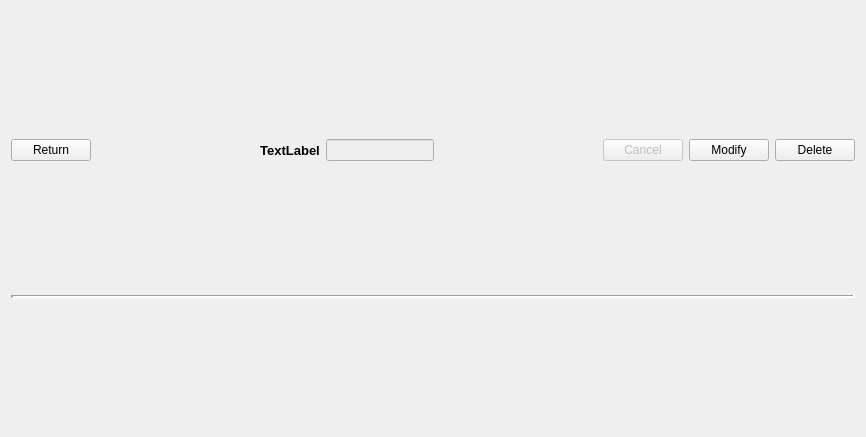
Above: UI/qt_ui/detail_frame.ui from arnaudframmery/catalog before the change. Below: the same form after it.
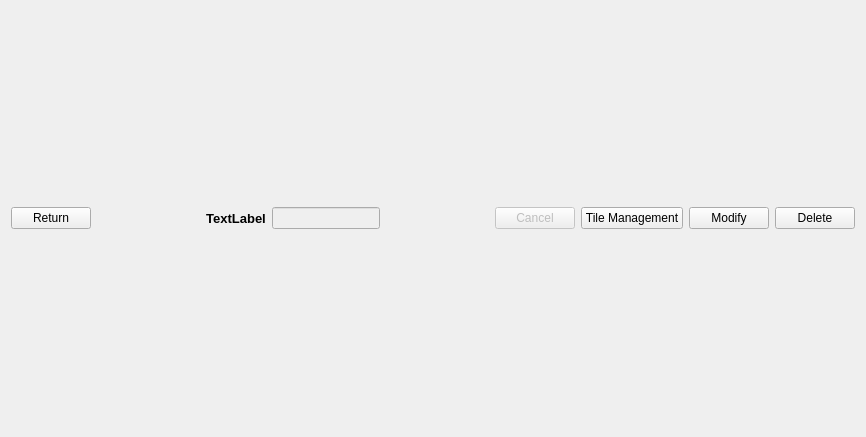
That is the form after the change. Custom widgets are drawn as their Qt base class.

Commit message: add the new detail article interface

The edit to the form file:
```diff
--- a/UI/qt_ui/detail_frame.ui
+++ b/UI/qt_ui/detail_frame.ui
@@ -147,7 +147,14 @@
       </widget>
      </item>
      <item>
-      <widget class="QPushButton" name="modify_button">
+      <widget class="Button" name="modify_layout_button">
+       <property name="text">
+        <string>Tile Management</string>
+       </property>
+      </widget>
+     </item>
+     <item>
+      <widget class="Button" name="modify_button">
        <property name="sizePolicy">
         <sizepolicy hsizetype="Fixed" vsizetype="Fixed">
          <horstretch>0</horstretch>
@@ -174,21 +181,15 @@
      </item>
     </layout>
    </item>
-   <item>
-    <widget class="Line" name="line">
-     <property name="frameShadow">
-      <enum>QFrame::Sunken</enum>
-     </property>
-     <property name="lineWidth">
-      <number>3</number>
-     </property>
-     <property name="orientation">
-      <enum>Qt::Horizontal</enum>
-     </property>
-    </widget>
-   </item>
   </layout>
  </widget>
+ <customwidgets>
+  <customwidget>
+   <class>Button</class>
+   <extends>QPushButton</extends>
+   <header>button.h</header>
+  </customwidget>
+ </customwidgets>
  <resources/>
  <connections/>
 </ui>
```
Left out of the diff: 6 changed lines with no effect on the pictures. The commit also changes 13 other files.
